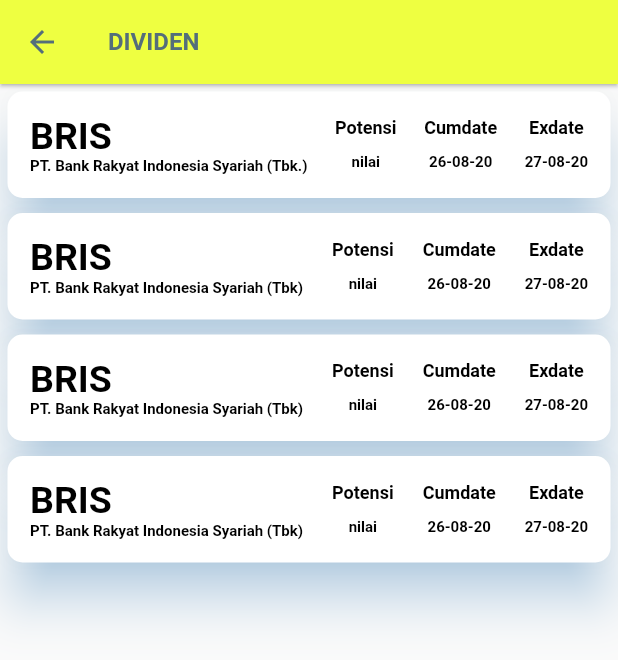
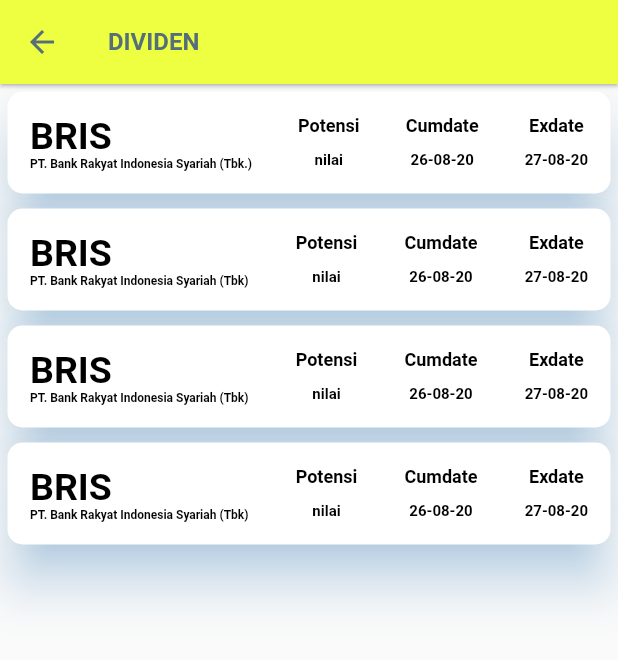
Before and after one commit to satriaadam/app_trikcuan, a Flutter app: the Dividen screen opened directly, after a tap on "BRIS", on a phone screen of 412 x 824 dp. Shown: the top 660 px of the screen. Run offline on Flutter 3.47's test engine with Material 2 defaults, Android fonts, the phone set to English and light mode, and no system bars; our stand-ins replace bloc, connectivity, curved_navigation_bar, dio, equatable, flutter_bloc and 5 more; missing offline and left inert: indonesia; accounts and stored records are empty; Roboto replaces fonts that are missing (Poppins).

Commit message:
Update Apps mbahgiso

```diff
--- a/lib/pages/isidividen.dart
+++ b/lib/pages/isidividen.dart
@@ -104,7 +104,7 @@ Widget myLeadingDetails(Tuple5 isidividenpage) {
             color: Colors.black,
             fontFamily: 'Poppins',
             fontWeight: FontWeight.bold,
-            fontSize: 10.0
+            fontSize: 8.0
         ),
           textAlign: TextAlign.left,  ),),
     ],)
```
